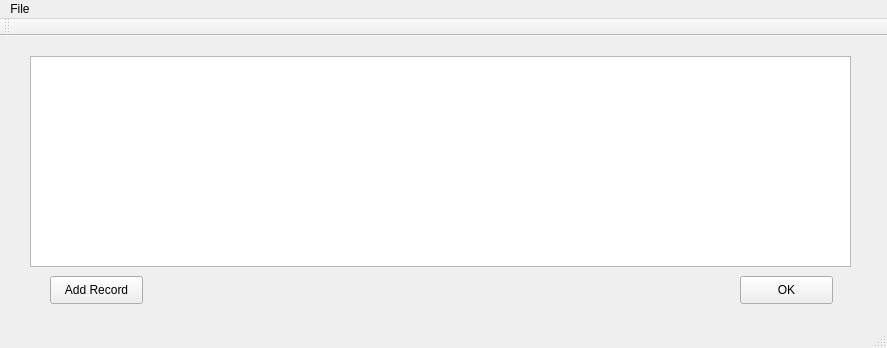
First picture: the form in Project4/databaseform.ui, repository MikeMei/CSE335, before the edit.
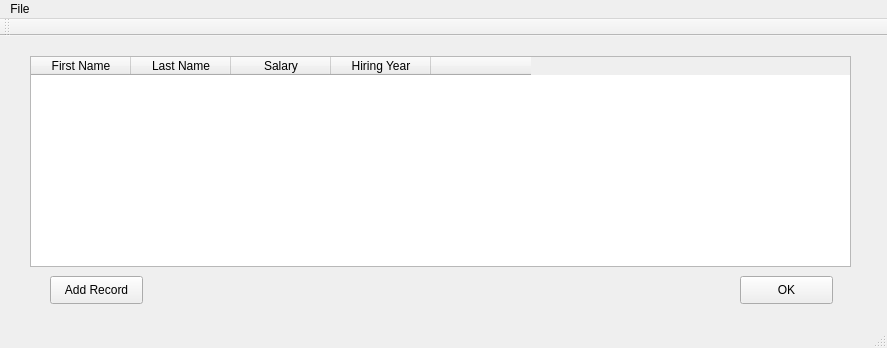
Second picture: the form after the edit.

What changed in the file:
```diff
--- a/Project4/databaseform.ui
+++ b/Project4/databaseform.ui
@@ -23,6 +23,37 @@
       <height>211</height>
      </rect>
     </property>
+    <property name="sortingEnabled">
+     <bool>true</bool>
+    </property>
+    <property name="columnCount">
+     <number>5</number>
+    </property>
+    <column>
+     <property name="text">
+      <string>First Name</string>
+     </property>
+    </column>
+    <column>
+     <property name="text">
+      <string>Last Name</string>
+     </property>
+    </column>
+    <column>
+     <property name="text">
+      <string>Salary</string>
+     </property>
+    </column>
+    <column>
+     <property name="text">
+      <string>Hiring Year</string>
+     </property>
+    </column>
+    <column>
+     <property name="text">
+      <string/>
+     </property>
+    </column>
    </widget>
    <widget class="QPushButton" name="AddRecordButton">
     <property name="geometry">
```
